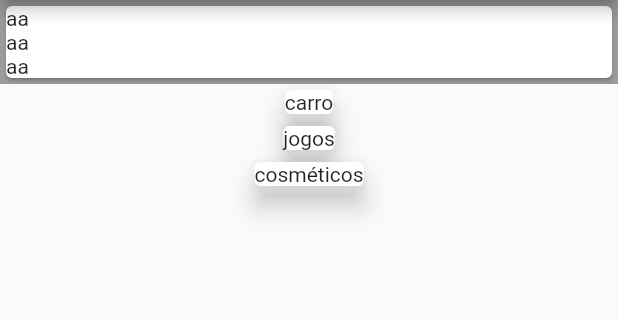
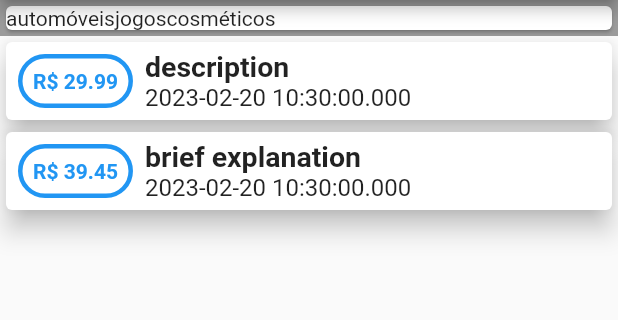
Before and after one commit to Juanzitozito/fluttertest, a Flutter app: the screen it shows after launch, on a phone screen of 412 x 824 dp, the part 84-404 px from its top. Run offline on Flutter 3.47's test engine with Material 2 defaults, Android fonts, the phone set to English and light mode, and no system bars; missing offline and left inert: window_manager.

Commit message:
continuidade de estilização, organização de dados, adição de intl

```diff
--- /dev/null
+++ b/lib/entity/lancamento.dart
@@ -0,0 +1,14 @@
+class Lancamento {
+  int? id;
+  DateTime? emissao;
+  double valor;
+  String observacao;
+  String? categoria;
+
+  Lancamento(
+      {this.id,
+      this.emissao,
+      required this.valor,
+      required this.observacao,
+      this.categoria});
+}
--- a/lib/entity/lancamentos.dart
+++ /dev/null
@@ -1,10 +0,0 @@
-class Lancamentos {
-  int? id;
-  DateTime? emissao;
-  double? valor;
-  String? observacao;
-  String? categoria;
-
-  Lancamentos(
-      {this.id, this.emissao, this.valor, this.observacao, this.categoria});
-}
--- a/lib/main.dart
+++ b/lib/main.dart
@@ -1,53 +1,107 @@
 import 'package:flutter/material.dart';
 import 'package:fluttertest/entity/categoria.dart';
+import 'package:fluttertest/entity/lancamento.dart';
 
 void main(List<String> args) {
   return runApp(MyApp());
 }
 
 class MyApp extends StatelessWidget {
+  @override
+  Widget build(BuildContext context) {
+    return MaterialApp(
+      title: 'Expenses',
+      home: MyHomePage(),
+    );
+  }
+}
+
+class MyHomePage extends StatelessWidget {
   final List<Categoria> _listaCategorias = [
-    Categoria(id: 1, nome: 'carro'),
+    Categoria(id: 1, nome: 'automóveis'),
     Categoria(id: 2, nome: 'jogos'),
     Categoria(id: 3, nome: 'cosméticos')
   ];
 
+  final List<Lancamento> _listaLancamentos = [
+    Lancamento(
+        id: 1,
+        emissao: DateTime.now(),
+        valor: 29.99,
+        observacao: 'description',
+        categoria: 'jogos'),
+    Lancamento(
+        id: 2,
+        emissao: DateTime.now(),
+        valor: 39.45,
+        observacao: 'brief explanation',
+        categoria: 'automóveis')
+  ];
+
   @override
   Widget build(BuildContext context) {
-    return MaterialApp(
-      home: Scaffold(
+    return Scaffold(
       appBar: AppBar(
-          title: Text('My expenses app'),
+        title: const Text('My expenses app'),
       ),
       body: Column(
+        crossAxisAlignment: CrossAxisAlignment.stretch,
         children: [
           Container(
             color: Colors.black38,
             width: double.infinity,
             child: (Card(
               child: Row(
-                  children: [
-                    Column(
-                      children: [Text('a'), Text('a'), Text('a')],
-                    ),
-                    Column(
-                      children: [Text('a'), Text('a'), Text('a')],
-                    )
-                  ],
+                children: _listaCategorias.map((e) {
+                  return Column(
+                    children: [Text(e.nome)],
+                  );
+                }).toList(),
               ),
             )),
           ),
           Column(
-              children: _listaCategorias.map((e) {
+            crossAxisAlignment: CrossAxisAlignment.stretch,
+            children: _listaLancamentos.map((e) {
               return Card(
                 elevation: 7.0,
-                  child: Text(e.nome),
+                child: Row(
+                  children: [
+                    Container(
+                        decoration: BoxDecoration(
+                            borderRadius:
+                                const BorderRadius.all(Radius.circular(20)),
+                            border: Border.all(
+                              color: Colors.blue,
+                              width: 3,
+                            )),
+                        margin: const EdgeInsets.all(8.0),
+                        padding: const EdgeInsets.all(7),
+                        child: Text(
+                          'R\$ ${e.valor.toString()}',
+                          style: const TextStyle(
+                              color: Colors.blue, fontWeight: FontWeight.w700),
+                        )),
+                    Column(
+                      crossAxisAlignment: CrossAxisAlignment.start,
+                      children: [
+                        Text(
+                          e.observacao,
+                          style: const TextStyle(
+                              fontSize: 19, fontWeight: FontWeight.w600),
+                        ),
+                        Text(e.emissao.toString(),
+                            style: const TextStyle(
+                                fontSize: 16, fontWeight: FontWeight.w400))
+                      ],
+                    ),
+                  ],
+                ),
               );
             }).toList(),
           )
         ],
       ),
-      ),
     );
   }
 }
--- a/pubspec.yaml
+++ b/pubspec.yaml
@@ -37,6 +37,7 @@ dependencies:
   hive_flutter: ^1.1.0
   hive: ^2.2.3
   window_manager: ^0.2.1
+  intl: ^0.18.0
 
 
   # The following adds the Cupertino Icons font to your application.
```
Also changed, not shown: pubspec.lock. Lines whose indentation alone changed are shown as unchanged.
